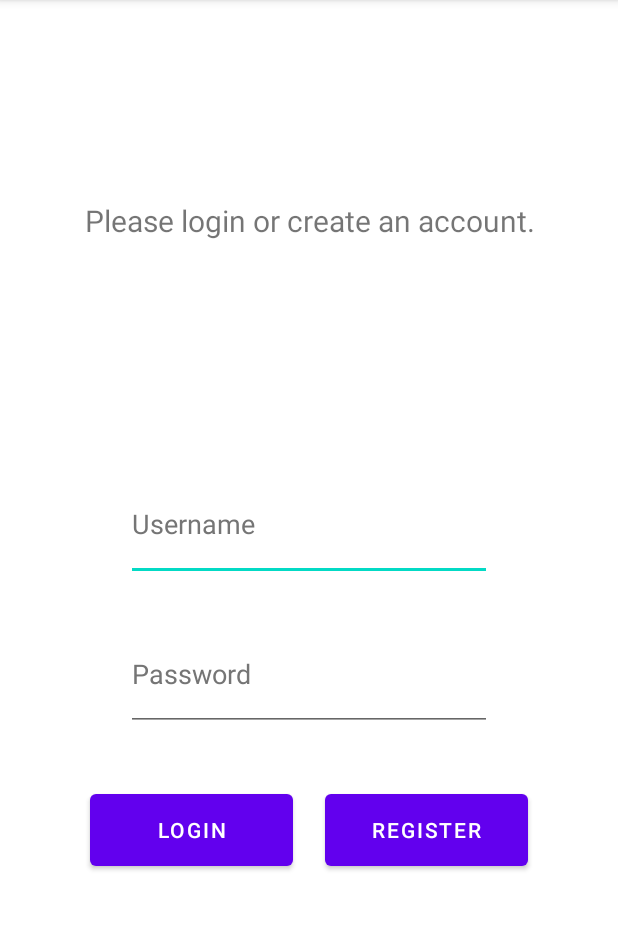
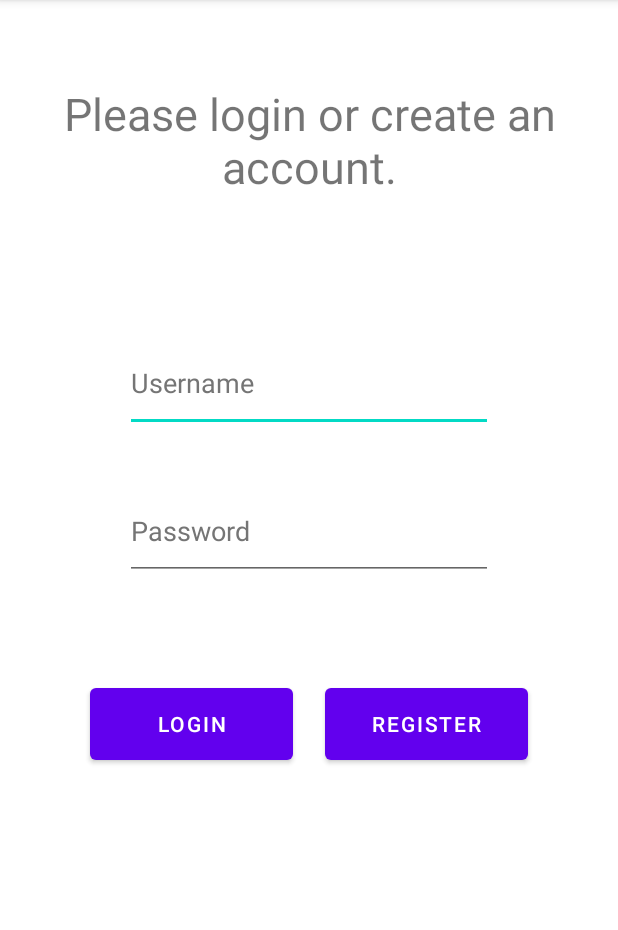
Before and after one commit to P-Burk/Inventory_Application, an Android app: the screen it shows after launch (MainActivity), on a phone screen of 412 x 824 dp, the part 84-1014 px from its top. Run offline under Robolectric (Android 15) with nearby library versions, the phone set to English and light mode, and no system bars.

Commit message:
updated layout of login screen to make buttons visible

```diff
--- a/app/src/main/res/layout/activity_main.xml
+++ b/app/src/main/res/layout/activity_main.xml
@@ -6,10 +6,24 @@
     android:layout_height="match_parent"
     tools:context=".MainActivity">
 
+    <TextView
+        android:id="@+id/textView"
+        android:layout_width="wrap_content"
+        android:layout_height="wrap_content"
+        android:gravity="center"
+        android:text="@string/loginRequestMsg"
+        android:textSize="30sp"
+        app:layout_constraintBottom_toBottomOf="parent"
+        app:layout_constraintEnd_toEndOf="parent"
+        app:layout_constraintStart_toStartOf="parent"
+        app:layout_constraintTop_toTopOf="parent"
+        app:layout_constraintVertical_bias="0.08
+" />
+
     <EditText
         android:id="@+id/editTextTextUserName"
-        android:layout_width="244dp"
-        android:layout_height="75dp"
+        android:layout_width="245dp"
+        android:layout_height="65dp"
         android:autofillHints="username"
         android:ems="10"
         android:hint="@string/userNameHint"
@@ -18,13 +32,13 @@
         app:layout_constraintBottom_toBottomOf="parent"
         app:layout_constraintEnd_toEndOf="parent"
         app:layout_constraintStart_toStartOf="parent"
-        app:layout_constraintTop_toTopOf="parent"
-        app:layout_constraintVertical_bias="0.45" />
+        app:layout_constraintTop_toBottomOf="@id/textView"
+        app:layout_constraintVertical_bias="0.16" />
 
     <EditText
         android:id="@+id/editTextTextPassword"
-        android:layout_width="244dp"
-        android:layout_height="75dp"
+        android:layout_width="245dp"
+        android:layout_height="65dp"
         android:autofillHints="password"
         android:ems="10"
         android:hint="@string/passwordNameHint"
@@ -36,31 +50,20 @@
         app:layout_constraintTop_toBottomOf="@id/editTextTextUserName"
         app:layout_constraintVertical_bias="0.07999998" />
 
-    <TextView
-        android:id="@+id/textView"
-        android:layout_width="wrap_content"
-        android:layout_height="wrap_content"
-        android:text="@string/loginRequestMsg"
-        android:textSize="20sp"
-        android:gravity="center"
-        app:layout_constraintBottom_toBottomOf="parent"
-        app:layout_constraintEnd_toEndOf="parent"
-        app:layout_constraintStart_toStartOf="parent"
-        app:layout_constraintTop_toTopOf="parent"
-        app:layout_constraintVertical_bias="0.18" />
+
 
     <Button
         android:id="@+id/loginButton"
         android:layout_width="135dp"
         android:layout_height="60dp"
         android:layout_marginStart="54dp"
-        android:layout_marginTop="27dp"
+        android:layout_marginTop="10dp"
         android:layout_marginEnd="8dp"
-        android:layout_marginBottom="176dp"
+        android:layout_marginBottom="200dp"
         android:text="@string/loginButtonTxt"
         app:layout_constraintBottom_toBottomOf="parent"
+        app:layout_constraintStart_toStartOf="parent"
         app:layout_constraintEnd_toStartOf="@+id/registerButton"
-        app:layout_constraintStart_toStartOf="parent"
         app:layout_constraintTop_toBottomOf="@+id/editTextTextPassword" />
 
     <Button
@@ -68,9 +71,9 @@
         android:layout_width="135dp"
         android:layout_height="60dp"
         android:layout_marginStart="8dp"
-        android:layout_marginTop="27dp"
+        android:layout_marginTop="10dp"
         android:layout_marginEnd="54dp"
-        android:layout_marginBottom="176dp"
+        android:layout_marginBottom="200dp"
         android:text="@string/registerButtonTxt"
         app:layout_constraintBottom_toBottomOf="parent"
         app:layout_constraintEnd_toEndOf="parent"
```
